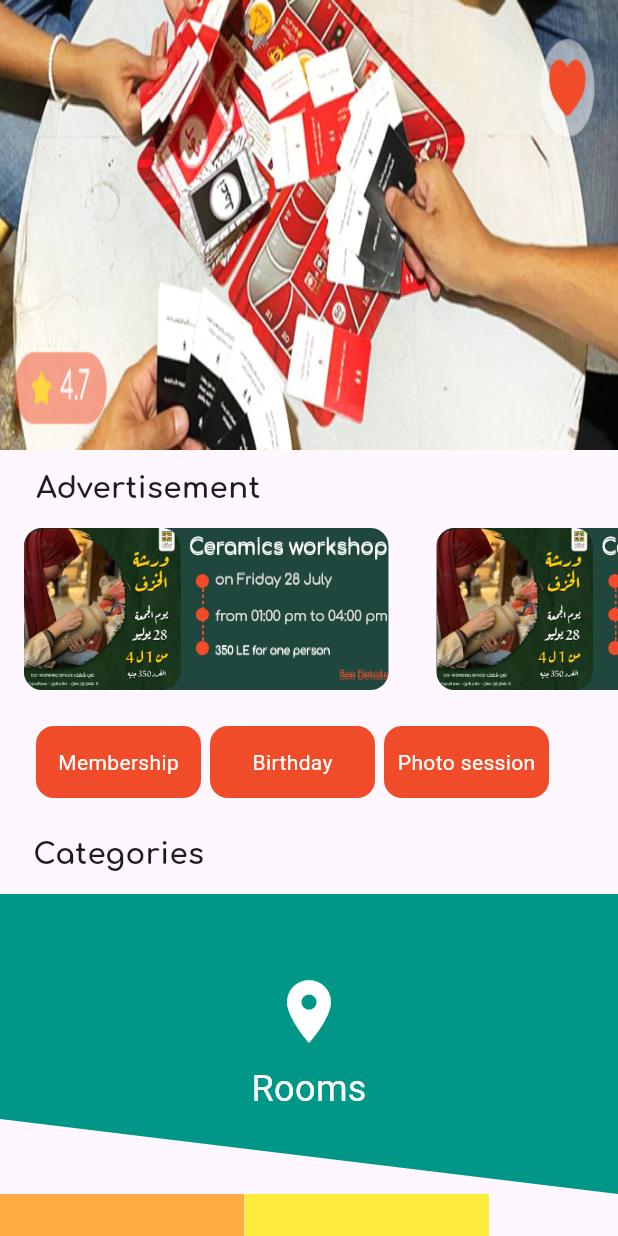
After one commit to UncleTanto/shaghaf_room, a Flutter app: the HomeBody screen opened directly, on a phone screen of 412 x 824 dp. The commit adds this screen. Run offline on Flutter 3.47's test engine with Material 3 defaults, Android fonts, the phone set to English and light mode, and no system bars; our stand-ins replace dio, flutter_custom_clippers, flutter_screenutil, go_router, google_fonts, smooth_page_indicator; missing offline and left inert: animated_button_bar.

Commit message:
add_Widgets

```diff
--- a/lib/core/utils/constants.dart
+++ b/lib/core/utils/constants.dart
@@ -13,3 +13,5 @@ const logo = "lib/core/assets/logo_shagaf.png";
 const ongoing1 = "lib/core/assets/ongoingScreen1.png";
 const ongoing2 = "lib/core/assets/ongoingScreen2.png";
 const ongoing3 = "lib/core/assets/ongoingScreen3.png";
+const testimagehome = "lib/core/assets/img_2.png";
+const testimagehome2 = "lib/core/assets/img_1.png";
--- /dev/null
+++ b/lib/feature/homepage/presentation/views/home_body.dart
@@ -0,0 +1,211 @@
+import 'package:flutter/material.dart';
+import 'package:flutter_custom_clippers/flutter_custom_clippers.dart';
+import 'package:shaghaf_room/core/utils/constants.dart';
+import 'package:shaghaf_room/core/utils/style.dart';
+import 'package:shaghaf_room/feature/authenticator/presentation/views/widgets/ButtonTempl.dart';
+import 'package:shaghaf_room/feature/homepage/presentation/views/home_view.dart';
+import 'package:shaghaf_room/feature/homepage/presentation/views/widgets/Advertisement_listview.dart';
+
+class HomeBody extends StatefulWidget {
+  const HomeBody({super.key});
+
+  @override
+  State<HomeBody> createState() => _HomeBodyState();
+}
+
+class _HomeBodyState extends State<HomeBody> {
+  @override
+  Widget build(BuildContext context) {
+    return SafeArea(
+      child: Scaffold(
+        body: CustomScrollView(
+          slivers: [
+            SliverToBoxAdapter(
+              child: Container(
+                width: double.infinity,
+                height: 300,
+                decoration: BoxDecoration(
+                  image: DecorationImage(
+                    image: AssetImage(testimagehome),
+                    fit: BoxFit.fill,
+                  ),
+                ),
+                child: Column(
+                  mainAxisAlignment: MainAxisAlignment.start,
+                  children: [
+                    Row(
+                      mainAxisAlignment: MainAxisAlignment.spaceAround,
+                      children: [
+                      ]
+                    ),
+
+
+
+                  ],
+                ),
+              ),
+            ),
+            SliverToBoxAdapter(
+              child: Padding(
+                padding: const EdgeInsets.only(
+                    left: 24, bottom: 12, top: 12, right: 216),
+                child: Text(
+                  "Advertisement",
+                  style: Styles.comfortaa20semi,
+                ),
+              ),
+            ),
+            SliverToBoxAdapter(
+              child: AdvertisementListview(),
+            ),
+            SliverToBoxAdapter(
+              child: Padding(
+                padding: const EdgeInsets.all(24),
+                child: Row(
+                  children: [
+                    InkWell(
+                      onTap: () {},
+                      child: Container(
+                        alignment: Alignment.center,
+                        width: 110,
+                        height: 48,
+                        decoration: BoxDecoration(
+                          color: kPrimaryOrange,
+                          borderRadius: BorderRadius.circular(12),
+                        ),
+                        child: Text(
+                          'Membership',
+                          style: TextStyle(color: Colors.white),
+                        ),
+                      ),
+                    ),
+                    Padding(
+                      padding: const EdgeInsets.symmetric(horizontal: 6),
+                      child: InkWell(
+                        onTap: () {},
+                        child: Container(
+                          alignment: Alignment.center,
+                          width: 110,
+                          height: 48,
+                          decoration: BoxDecoration(
+                            color: kPrimaryOrange,
+                            borderRadius: BorderRadius.circular(12),
+                          ),
+                          child: Text(
+                            'Birthday',
+                            style: TextStyle(color: Colors.white),
+                          ),
+                        ),
+                      ),
+                    ),
+                    InkWell(
+                      onTap: () {},
+                      child: Container(
+                        alignment: Alignment.center,
+                        width: 110,
+                        height: 48,
+                        decoration: BoxDecoration(
+                          color: kPrimaryOrange,
+                          borderRadius: BorderRadius.circular(12),
+                        ),
+                        child: Text(
+                          'Photo session',
+                          style: TextStyle(color: Colors.white),
+                        ),
+                      ),
+                    ),
+                  ],
+                ),
+              ),
+            ),
+            SliverToBoxAdapter(
+              child: Padding(
+                padding: const EdgeInsets.only(
+                    left: 22, bottom: 12, right: 228),
+                child: Text(
+                  "Categories",
+                  style: Styles.comfortaa20semi,
+                ),
+              ),
+            ),
+            SliverToBoxAdapter(
+              child: ClipPath(
+                clipper: DiagonalPathClipperTwo(),
+                child: Container(
+                  height: 200,
+                  width: 342,
+
+                  color: Colors.teal,
+                  child: Center(
+                    child: Column(
+                      mainAxisAlignment: MainAxisAlignment.center,
+                      children: [
+                        Icon(Icons.room, size: 50, color: Colors.white),
+                        SizedBox(height: 10),
+                        Text(
+                          "Rooms",
+                          style: TextStyle(color: Colors.white, fontSize: 24),
+                        ),
+                      ],
+                    ),
+                  ),
+                ),
+              ),
+            ),
+            SliverToBoxAdapter(
+              child: Row(
+                children: [
+                  ClipPath(
+                    clipper: DiagonalPathClipperTwo(),
+                    child: Container(
+                      height: 200,
+                      width: 163,
+                      color: Colors.orangeAccent,
+                      child: Center(
+                        child: Column(
+                          mainAxisAlignment: MainAxisAlignment.center,
+                          children: [
+                            Icon(Icons.shopping_cart,
+                                size: 50, color: Colors.white),
+                            SizedBox(height: 10),
+                            Text(
+                              "Orders",
+                              style: TextStyle(
+                                  color: Colors.white, fontSize: 24),
+                            ),
+                          ],
+                        ),
+                      ),
+                    ),
+                  ),
+                  ClipPath(
+                    clipper: DiagonalPathClipperTwo(),
+                    child: Container(
+                      height: 200,
+                      width: 163,
+                      color: Colors.yellow,
+                      child: Center(
+                        child: Column(
+                          mainAxisAlignment: MainAxisAlignment.center,
+                          children: [
+                            Icon(Icons.event, size: 50, color: Colors.white),
+                            SizedBox(height: 10),
+                            Text(
+                              "Events",
+                              style: TextStyle(
+                                  color: Colors.white, fontSize: 24),
+                            ),
+                          ],
+                        ),
+                      ),
+                    ),
+                  ),
+                ],
+              ),
+            ),
+          ],
+        ),
+      ),
+    );
+  }
+}
--- /dev/null
+++ b/lib/feature/homepage/presentation/views/widgets/Advertisement_item.dart
@@ -0,0 +1,24 @@
+import 'package:flutter/material.dart';
+import 'package:shaghaf_room/core/utils/constants.dart';
+
+class AdvertisementItem extends StatelessWidget {
+  const AdvertisementItem({super.key});
+
+  @override
+  Widget build(BuildContext context) {
+    return Padding(
+      padding: const EdgeInsets.symmetric(horizontal: 16),
+      child: Container(
+          width: 243,
+          height: 108,
+          decoration: BoxDecoration(
+              color: Color(0xff20473E),
+              image: DecorationImage(image: AssetImage(testimagehome2)),
+              borderRadius: BorderRadius.circular(12)
+          ),
+          child: Image( fit: BoxFit.fill,
+              image: AssetImage(testimagehome2))
+      ),
+    );
+  }
+}
--- /dev/null
+++ b/lib/feature/homepage/presentation/views/widgets/Advertisement_listview.dart
@@ -0,0 +1,18 @@
+import 'package:flutter/material.dart';
+import 'package:shaghaf_room/feature/homepage/presentation/views/widgets/Advertisement_item.dart';
+class AdvertisementListview extends StatelessWidget {
+  const AdvertisementListview({super.key});
+
+  @override
+  Widget build(BuildContext context) {
+    return SizedBox(
+      width:double.infinity,
+      height: 108,
+      child: ListView.builder(
+        scrollDirection: Axis.horizontal,
+        itemBuilder: (context,index){
+          return  AdvertisementItem();
+        },itemCount:10),
+    );;
+  }
+}
--- /dev/null
+++ b/lib/test5050.dart
@@ -0,0 +1 @@
+//test update room
--- a/pubspec.yaml
+++ b/pubspec.yaml
@@ -30,7 +30,8 @@ environment:
 dependencies:
   flutter:
     sdk: flutter
-
+  animated_button_bar: ^1.0.0
+  flutter_custom_clippers: ^2.1.0
 
   # The following adds the Cupertino Icons font to your application.
   # Use with the CupertinoIcons class for iOS style icons.
```
Also changed, not shown: lib/core/widget/lists_widget.dart (added, +12 -0 lines), lib/core/widget/location_widget.dart (added, +32 -0 lines), lib/core/widget/notificationbell_widget.dart (added, +11 -0 lines), lib/core/widget/rating_widget.dart (added, +31 -0 lines), lib/feature/book_page/presentation/views/book_view.dart (added, +15 -0 lines), lib/feature/homepage/presentation/views/home_view.dart (added, +80 -0 lines), lib/feature/more_page/presentation/views/more_view.dart (added, +15 -0 lines), lib/feature/offers_page/presentation/views/offers_view.dart (added, +16 -0 lines), lib/core/assets/img_1.png (added), lib/core/assets/img_2.png (added).
